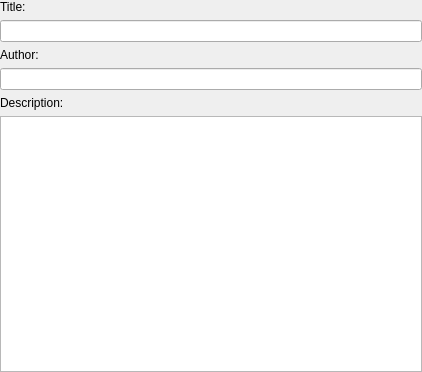
This is src/terralib/qt/af/ui/ProjectInfoWidgetForm.ui in claudiobogossian/terralib5 as Qt 5 draws it before an edit. The edited form follows.
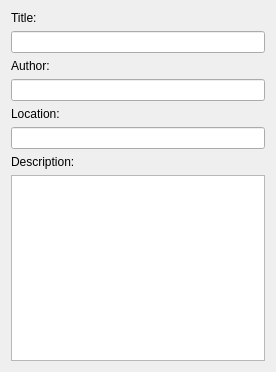
This is the edited form.

Commit message: Base Application:  - Unsaved Star  - Project Path

Patch:
```diff
--- a/src/terralib/qt/af/ui/ProjectInfoWidgetForm.ui
+++ b/src/terralib/qt/af/ui/ProjectInfoWidgetForm.ui
@@ -6,19 +6,14 @@
    <rect>
     <x>0</x>
     <y>0</y>
-    <width>422</width>
+    <width>276</width>
     <height>372</height>
    </rect>
   </property>
   <property name="windowTitle">
    <string>Project Information</string>
   </property>
-  <layout class="QGridLayout" name="gridLayout">
-   <property name="margin">
-    <number>0</number>
-   </property>
-   <item row="0" column="0">
-    <layout class="QVBoxLayout" name="verticalLayout_4">
+  <layout class="QVBoxLayout" name="verticalLayout_5" stretch="0,0,0,1">
      <item>
       <layout class="QVBoxLayout" name="verticalLayout">
        <item>
@@ -47,6 +42,30 @@
        </item>
       </layout>
      </item>
+   <item>
+    <layout class="QVBoxLayout" name="verticalLayout_4">
+     <item>
+      <widget class="QLabel" name="label_4">
+       <property name="text">
+        <string>Location:</string>
+       </property>
+      </widget>
+     </item>
+     <item>
+      <widget class="QLineEdit" name="m_location">
+       <property name="enabled">
+        <bool>true</bool>
+       </property>
+       <property name="text">
+        <string/>
+       </property>
+       <property name="readOnly">
+        <bool>true</bool>
+       </property>
+      </widget>
+     </item>
+    </layout>
+   </item>
      <item>
       <layout class="QVBoxLayout" name="verticalLayout_3">
        <item>
@@ -58,8 +77,6 @@
        </item>
        <item>
         <widget class="QTextEdit" name="m_description"/>
-       </item>
-      </layout>
      </item>
     </layout>
    </item>
```
Lines whose indentation alone changed are shown as unchanged. The commit also changes 4 other files.
